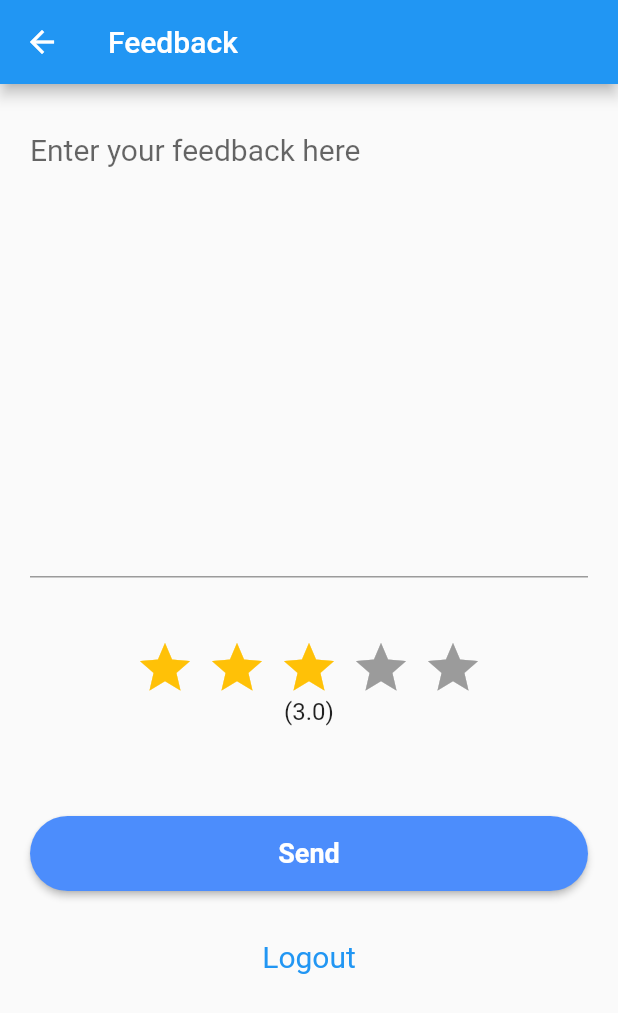
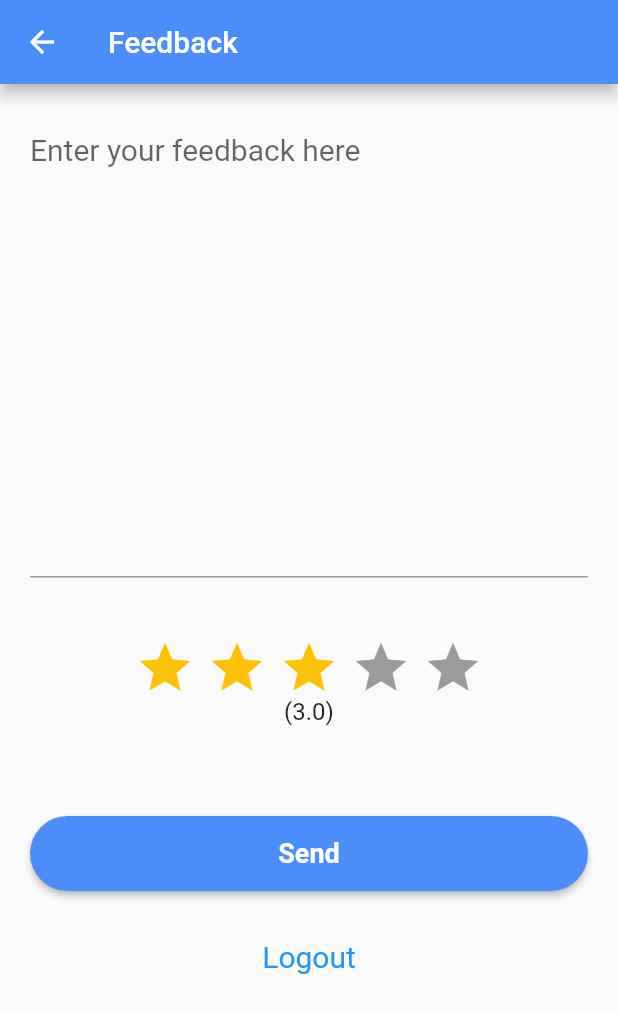
Before and after one commit to TatianaWansiedler/feedback_app_flutter, a Flutter app: the MainScreen screen opened directly, on a phone screen of 412 x 824 dp. Shown: the top 1013 px of the screen. Run offline on Flutter 3.47's test engine with Material 2 defaults, Android fonts, the phone set to English and light mode, and no system bars; drawn by our look-alikes of flutter_rating_bar; our stand-ins replace cloud_firestore, firebase_auth, firebase_core; accounts and stored records are empty.

```diff
--- a/lib/screens/main_screen.dart
+++ b/lib/screens/main_screen.dart
@@ -9,6 +9,7 @@ class MainScreen extends StatelessWidget {
     return Scaffold(
         appBar: AppBar(
           title: const Text('Feedback'),
+          backgroundColor: const Color.fromRGBO(76, 141, 252, 1),
         ),
         body: const Center(
           child: FeedbackForm(),
```
Also changed, not shown: assets/screens/feedback_empty.png (added), assets/screens/feedback_first.png (added), assets/screens/feedback_success.png (added), assets/screens/reset.png (added), assets/screens/signIn.png (added), assets/screens/signUp.png (added), 1 other file.
